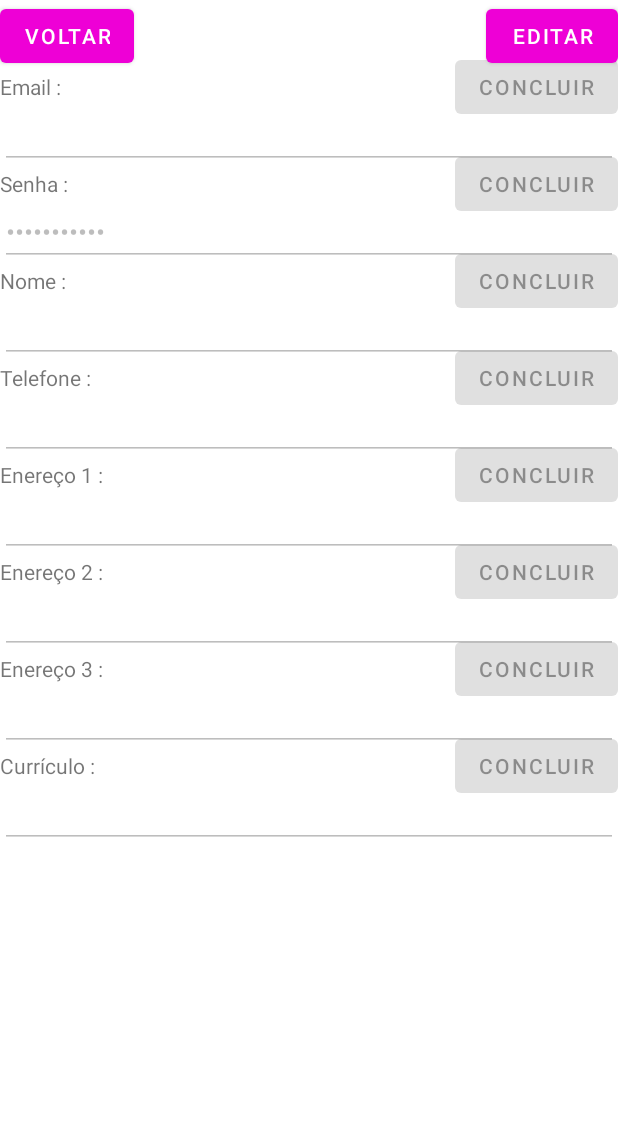
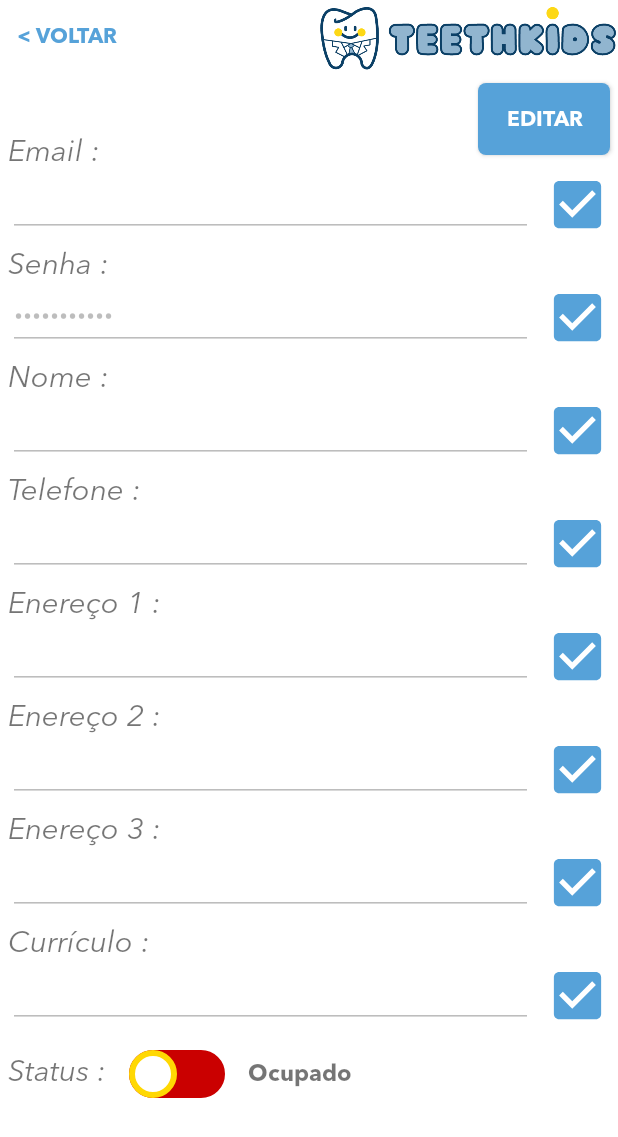
Before and after one commit to Jean2505/Projeto-Integrador-3, an Android app: the PerfilActivity screen opened directly, with no data from a screen before it, on a phone screen of 412 x 824 dp. Shown: the top 1137 px of the screen. Run offline under Robolectric (Android 15) with nearby library versions, the phone set to English and light mode, and no system bars; our stand-ins replace Firebase (no records; nobody signed in at launch, a user with empty details on screens opened directly).

Commit message:
Finalizando Layout das telas

```diff
--- a/app/src/main/java/br/edu/puccampinas/pi3/LoadingActivity.kt
+++ b/app/src/main/java/br/edu/puccampinas/pi3/LoadingActivity.kt
@@ -3,10 +3,14 @@ package br.edu.puccampinas.pi3
 import android.content.Intent
 import androidx.appcompat.app.AppCompatActivity
 import android.os.Bundle
+import android.os.CountDownTimer
+import android.os.Handler
+import android.os.Looper
 import android.widget.Toast
 import com.google.firebase.auth.FirebaseAuth
 import com.google.firebase.auth.ktx.auth
 import com.google.firebase.ktx.Firebase
+import java.util.*
 
 class LoadingActivity : AppCompatActivity() {
 
@@ -19,6 +23,7 @@ class LoadingActivity : AppCompatActivity() {
         auth = Firebase.auth
 
     }
+
 
     public override fun onStart() {
         super.onStart()
@@ -45,4 +50,5 @@ class LoadingActivity : AppCompatActivity() {
             this.startActivity(intentLogin)
         }
     }
+
 }
--- a/app/src/main/java/br/edu/puccampinas/pi3/PerfilActivity.kt
+++ b/app/src/main/java/br/edu/puccampinas/pi3/PerfilActivity.kt
@@ -3,6 +3,7 @@ package br.edu.puccampinas.pi3
 import android.content.Intent
 import androidx.appcompat.app.AppCompatActivity
 import android.os.Bundle
+import android.view.MotionEvent
 import android.widget.Toast
 import br.edu.puccampinas.pi3.databinding.ActivityPerfilBinding
 import com.google.firebase.auth.ktx.auth
@@ -22,6 +23,14 @@ class PerfilActivity : AppCompatActivity() {
         binding = ActivityPerfilBinding.inflate(layoutInflater)
         setContentView(binding.root)
 
+        binding.scSwitch.setOnCheckedChangeListener{ buttonView, isChecked ->
+            if(isChecked)
+            {
+                binding.tvStatus.text = "Disponível"
+            }else{
+                binding.tvStatus.text = "Ocupado"
+            }
+        }
         //val user = Firebase.auth.currentUser
 
         binding.btnEdit.setOnClickListener{
@@ -187,5 +196,4 @@ class PerfilActivity : AppCompatActivity() {
     }
 
 
-
 }
--- /dev/null
+++ b/app/src/main/res/drawable/check.xml
@@ -0,0 +1,5 @@
+<vector android:height="24dp" android:tint="#56A2D9"
+    android:viewportHeight="24" android:viewportWidth="24"
+    android:width="24dp" xmlns:android="http://schemas.android.com/apk/res/android">
+    <path android:fillColor="@android:color/white" android:pathData="M19,3L5,3c-1.11,0 -2,0.9 -2,2v14c0,1.1 0.89,2 2,2h14c1.11,0 2,-0.9 2,-2L21,5c0,-1.1 -0.89,-2 -2,-2zM10,17l-5,-5 1.41,-1.41L10,14.17l7.59,-7.59L19,8l-9,9z"/>
+</vector>
--- /dev/null
+++ b/app/src/main/res/drawable/thumb.xml
@@ -0,0 +1,20 @@
+<?xml version="1.0" encoding="utf-8"?>
+<selector xmlns:android="http://schemas.android.com/apk/res/android">
+
+        <item android:state_checked="true">
+            <shape android:shape="rectangle">
+                <solid android:color="@color/white"/>
+                <size android:height="32dp" android:width="32dp"/>
+                <corners android:radius="100dp"/>
+                <stroke android:width="4dp" android:color="@color/amarelo"/>
+            </shape>
+        </item>
+        <item android:state_checked="false">
+            <shape android:shape="rectangle">
+                <solid android:color="@color/white"/>
+                <size android:height="32dp" android:width="32dp"/>
+                <corners android:radius="100dp"/>
+                <stroke android:width="4dp" android:color="@color/amarelo"/>
+            </shape>
+        </item>
+</selector>
--- /dev/null
+++ b/app/src/main/res/drawable/track.xml
@@ -0,0 +1,19 @@
+<?xml version="1.0" encoding="utf-8"?>
+<selector xmlns:android="http://schemas.android.com/apk/res/android">
+    <item android:state_checked="true">
+        <shape android:shape="rectangle">
+            <solid android:color="@color/azulclaro"/>
+            <size android:height="10dp"/>
+            <corners android:radius="30dp"/>
+            <stroke android:width="10dp" android:color="@color/azulclaro"/>
+        </shape>
+    </item>
+    <item android:state_checked="false">
+        <shape android:shape="rectangle">
+            <solid android:color="#CA0000"/>
+            <size android:height="10dp"/>
+            <corners android:radius="30dp"/>
+            <stroke android:width="10dp" android:color="#CA0000"/>
+        </shape>
+    </item>
+</selector>
--- a/app/src/main/res/layout/activity_loading.xml
+++ b/app/src/main/res/layout/activity_loading.xml
@@ -6,4 +6,11 @@
     android:layout_height="match_parent"
     tools:context=".LoadingActivity">
 
+    <ImageView
+        android:layout_width="wrap_content"
+        android:layout_height="match_parent"
+        android:src="@drawable/icon"
+        app:layout_constraintTop_toTopOf="parent"
+        app:layout_constraintStart_toStartOf="parent"/>
+
 </androidx.constraintlayout.widget.ConstraintLayout>
--- a/app/src/main/res/layout/activity_perfil.xml
+++ b/app/src/main/res/layout/activity_perfil.xml
@@ -6,45 +6,68 @@
     android:layout_height="match_parent"
     tools:context=".PerfilActivity">
 
-    <Button
+    <androidx.appcompat.widget.AppCompatButton
         android:id="@+id/btnVoltar"
         android:layout_width="wrap_content"
         android:layout_height="wrap_content"
-        android:text="voltar"
+        android:background="#00018786"
+        app:layout_constraintTop_toTopOf="parent"
         app:layout_constraintStart_toStartOf="parent"
-        app:layout_constraintTop_toTopOf="parent"/>
+        android:text="\u003C voltar"
+        android:fontFamily="@font/avenirbold"
+        android:textColor="@color/azulclaro"/>
 
     <TextView
         android:id="@+id/tvEmail"
         android:layout_width="wrap_content"
         android:layout_height="wrap_content"
+        android:fontFamily="@font/avenir"
+        android:textSize="20sp"
         android:text="Email :"
+        android:layout_marginLeft="5dp"
+        android:layout_marginTop="40dp"
         app:layout_constraintTop_toBottomOf="@id/btnVoltar"
         app:layout_constraintStart_toStartOf="parent"/>
 
     <EditText
         android:id="@+id/etEmail"
-        android:layout_width="match_parent"
+        android:layout_width="350dp"
         android:layout_height="wrap_content"
+        android:layout_marginLeft="5dp"
+        app:layout_constraintStart_toStartOf="parent"
         app:layout_constraintTop_toBottomOf="@id/tvEmail"
         android:enabled="false"
         android:text=""/>
 
-    <Button
+    <ImageView
+        android:id="@+id/imgTeeth"
+        android:layout_width="200dp"
+        android:layout_height="50dp"
+        android:src="@drawable/logo2"
+        app:layout_constraintEnd_toEndOf="parent"
+        app:layout_constraintBottom_toTopOf="@id/btnEdit"
+        />
+
+    <androidx.appcompat.widget.AppCompatButton
         android:id="@+id/btnEdit"
         android:layout_width="wrap_content"
         android:layout_height="wrap_content"
         android:text="editar"
+        android:fontFamily="@font/avenirbold"
+        android:textColor="@color/white"
+        android:layout_margin="5dp"
+        android:background="@drawable/custom_button"
         app:layout_constraintEnd_toEndOf="parent"
-        app:layout_constraintTop_toTopOf="parent"/>
+        app:layout_constraintTop_toBottomOf="@id/imgTeeth"/>
 
-    <Button
+    <androidx.appcompat.widget.AppCompatButton
         android:id="@+id/btnConcEmail"
-        android:layout_width="wrap_content"
-        android:layout_height="wrap_content"
-        android:text="Concluir"
+        android:layout_width="42dp"
+        android:layout_height="42dp"
+        android:background="@drawable/check"
+        android:layout_margin="6dp"
         app:layout_constraintEnd_toEndOf="parent"
-        app:layout_constraintBaseline_toBaselineOf="@id/tvEmail"
+        app:layout_constraintBaseline_toBaselineOf="@id/etEmail"
         android:enabled="false"/>
 
     <TextView
@@ -52,25 +75,31 @@
         android:layout_width="wrap_content"
         android:layout_height="wrap_content"
         android:text="Senha :"
+        android:layout_margin="5dp"
+        android:fontFamily="@font/avenir"
+        android:textSize="20sp"
         app:layout_constraintTop_toBottomOf="@id/etEmail"
         app:layout_constraintStart_toStartOf="parent" />
 
     <EditText
         android:id="@+id/etSenha"
-        android:layout_width="match_parent"
+        android:layout_width="350dp"
         android:layout_height="wrap_content"
+        android:layout_marginLeft="5dp"
+        app:layout_constraintStart_toStartOf="parent"
         app:layout_constraintTop_toBottomOf="@id/tvSenha"
         android:enabled="false"
         android:text="placeholder"
         android:inputType="textPassword"/>
 
-    <Button
+    <androidx.appcompat.widget.AppCompatButton
         android:id="@+id/btnConcSenha"
-        android:layout_width="wrap_content"
-        android:layout_height="wrap_content"
-        android:text="Concluir"
+        android:layout_width="42dp"
+        android:layout_height="42dp"
+        android:background="@drawable/check"
+        android:layout_margin="6dp"
         app:layout_constraintEnd_toEndOf="parent"
-        app:layout_constraintBaseline_toBaselineOf="@id/tvSenha"
+        app:layout_constraintBaseline_toBaselineOf="@id/etSenha"
         android:enabled="false"/>
 
     <TextView
@@ -78,23 +107,30 @@
         android:layout_width="wrap_content"
         android:layout_height="wrap_content"
         android:text="Nome :"
+
+        android:layout_margin="5dp"
+        android:fontFamily="@font/avenir"
+        android:textSize="20sp"
         app:layout_constraintTop_toBottomOf="@id/etSenha"
         app:layout_constraintStart_toStartOf="parent"/>
 
     <EditText
         android:id="@+id/etNome"
-        android:layout_width="match_parent"
+        android:layout_width="350dp"
         android:layout_height="wrap_content"
+        android:layout_marginLeft="5dp"
+        app:layout_constraintStart_toStartOf="parent"
         app:layout_constraintTop_toBottomOf="@id/tvNome"
         android:enabled="false"
         android:text=""/>
-    <Button
+    <androidx.appcompat.widget.AppCompatButton
         android:id="@+id/btnConcNome"
-        android:layout_width="wrap_content"
-        android:layout_height="wrap_content"
-        android:text="Concluir"
+        android:layout_width="42dp"
+        android:layout_height="42dp"
+        android:background="@drawable/check"
+        android:layout_margin="6dp"
         app:layout_constraintEnd_toEndOf="parent"
-        app:layout_constraintBaseline_toBaselineOf="@id/tvNome"
+        app:layout_constraintBaseline_toBaselineOf="@id/etNome"
         android:enabled="false"/>
 
     <TextView
@@ -102,24 +138,30 @@
         android:layout_width="wrap_content"
         android:layout_height="wrap_content"
         android:text="Telefone :"
+        android:fontFamily="@font/avenir"
+        android:layout_margin="5dp"
+        android:textSize="20sp"
         app:layout_constraintTop_toBottomOf="@id/etNome"
         app:layout_constraintStart_toStartOf="parent"/>
 
     <EditText
         android:id="@+id/etTelef"
-        android:layout_width="match_parent"
+        android:layout_width="350dp"
         android:layout_height="wrap_content"
+        android:layout_marginLeft="5dp"
+        app:layout_constraintStart_toStartOf="parent"
         app:layout_constraintTop_toBottomOf="@id/tvTelef"
         android:enabled="false"
         android:text=""/>
 
-    <Button
+    <androidx.appcompat.widget.AppCompatButton
         android:id="@+id/btnConcTelef"
-        android:layout_width="wrap_content"
-        android:layout_height="wrap_content"
-        android:text="Concluir"
+        android:layout_width="42dp"
+        android:layout_height="42dp"
+        android:background="@drawable/check"
+        android:layout_margin="6dp"
         app:layout_constraintEnd_toEndOf="parent"
-        app:layout_constraintBaseline_toBaselineOf="@id/tvTelef"
+        app:layout_constraintBaseline_toBaselineOf="@id/etTelef"
         android:enabled="false"/>
 
     <TextView
@@ -127,24 +169,31 @@
         android:layout_width="wrap_content"
         android:layout_height="wrap_content"
         android:text="Enereço 1 :"
+        android:fontFamily="@font/avenir"
+
+        android:layout_margin="5dp"
+        android:textSize="20sp"
         app:layout_constraintTop_toBottomOf="@id/etTelef"
         app:layout_constraintStart_toStartOf="parent"/>
 
     <EditText
         android:id="@+id/etEnd1"
-        android:layout_width="match_parent"
+        android:layout_width="350dp"
         android:layout_height="wrap_content"
+        android:layout_marginLeft="5dp"
+        app:layout_constraintStart_toStartOf="parent"
         app:layout_constraintTop_toBottomOf="@id/tvEnd1"
         android:enabled="false"
         android:text=""/>
 
-    <Button
+    <androidx.appcompat.widget.AppCompatButton
         android:id="@+id/btnConcEnd1"
-        android:layout_width="wrap_content"
-        android:layout_height="wrap_content"
-        android:text="Concluir"
+        android:layout_width="42dp"
+        android:layout_height="42dp"
+        android:background="@drawable/check"
+        android:layout_margin="6dp"
         app:layout_constraintEnd_toEndOf="parent"
-        app:layout_constraintBaseline_toBaselineOf="@id/tvEnd1"
+        app:layout_constraintBaseline_toBaselineOf="@id/etEnd1"
         android:enabled="false"/>
 
     <TextView
@@ -152,24 +201,32 @@
         android:layout_width="wrap_content"
         android:layout_height="wrap_content"
         android:text="Enereço 2 :"
+        android:fontFamily="@font/avenir"
+
+        android:layout_margin="5dp"
+        android:textSize="20sp"
         app:layout_constraintTop_toBottomOf="@id/etEnd1"
         app:layout_constraintStart_toStartOf="parent"/>
 
     <EditText
         android:id="@+id/etEnd2"
-        android:layout_width="match_parent"
+        android:layout_width="350dp"
         android:layout_height="wrap_content"
+        android:layout_marginLeft="5dp"
+        app:layout_constraintStart_toStartOf="parent"
         app:layout_constraintTop_toBottomOf="@id/tvEnd2"
         android:enabled="false"
         android:text=""/>
 
-    <Button
+    <androidx.appcompat.widget.AppCompatButton
         android:id="@+id/btnConcEnd2"
-        android:layout_width="wrap_content"
-        android:layout_height="wrap_content"
-        android:text="Concluir"
+        android:layout_width="42dp"
+        android:layout_height="42dp"
+        android:background="@drawable/check"
+
+        android:layout_margin="6dp"
         app:layout_constraintEnd_toEndOf="parent"
-        app:layout_constraintBaseline_toBaselineOf="@id/tvEnd2"
+        app:layout_constraintBaseline_toBaselineOf="@id/etEnd2"
         android:enabled="false"/>
 
     <TextView
@@ -177,24 +234,31 @@
         android:layout_width="wrap_content"
         android:layout_height="wrap_content"
         android:text="Enereço 3 :"
+        android:fontFamily="@font/avenir"
+
+        android:layout_margin="5dp"
+        android:textSize="20sp"
         app:layout_constraintTop_toBottomOf="@id/etEnd2"
         app:layout_constraintStart_toStartOf="parent"/>
 
     <EditText
         android:id="@+id/etEnd3"
-        android:layout_width="match_parent"
+        android:layout_width="350dp"
         android:layout_height="wrap_content"
+        android:layout_marginLeft="5dp"
+        app:layout_constraintStart_toStartOf="parent"
         app:layout_constraintTop_toBottomOf="@id/tvEnd3"
         android:enabled="false"
         android:text=""/>
 
-    <Button
+    <androidx.appcompat.widget.AppCompatButton
         android:id="@+id/btnConcEnd3"
-        android:layout_width="wrap_content"
-        android:layout_height="wrap_content"
-        android:text="Concluir"
+        android:layout_width="42dp"
+        android:layout_height="42dp"
+        android:layout_margin="6dp"
+        android:background="@drawable/check"
         app:layout_constraintEnd_toEndOf="parent"
-        app:layout_constraintBaseline_toBaselineOf="@id/tvEnd3"
+        app:layout_constraintBaseline_toBaselineOf="@id/etEnd3"
         android:enabled="false"/>
 
     <TextView
@@ -202,24 +266,65 @@
         android:layout_width="wrap_content"
         android:layout_height="wrap_content"
         android:text="Currículo :"
+        android:fontFamily="@font/avenir"
+
+        android:layout_margin="5dp"
+        android:textSize="20sp"
         app:layout_constraintTop_toBottomOf="@id/etEnd3"
         app:layout_constraintStart_toStartOf="parent"/>
 
     <EditText
         android:id="@+id/etCv"
-        android:layout_width="match_parent"
+        android:layout_width="350dp"
         android:layout_height="wrap_content"
+        android:layout_marginLeft="5dp"
+        app:layout_constraintStart_toStartOf="parent"
         app:layout_constraintTop_toBottomOf="@id/tvCv"
         android:enabled="false"
         android:text=""/>
 
-    <Button
+    <androidx.appcompat.widget.AppCompatButton
         android:id="@+id/btnConcCv"
+        android:layout_width="42dp"
+        android:layout_height="42dp"
+        android:background="@drawable/check"
+        android:layout_margin="6dp"
+        app:layout_constraintEnd_toEndOf="parent"
+        app:layout_constraintBaseline_toBaselineOf="@id/etCv"
+        android:enabled="false"/>
+
+    <TextView
+        android:id="@+id/tglStatus"
         android:layout_width="wrap_content"
         android:layout_height="wrap_content"
-        android:text="Concluir"
-        app:layout_constraintEnd_toEndOf="parent"
-        app:layout_constraintBaseline_toBaselineOf="@id/tvCv"
-        android:enabled="false"/>
+        android:fontFamily="@font/avenir"
+        android:textSize="20sp"
+        android:text="Status : "
+        android:layout_marginLeft="5dp"
+        android:layout_marginTop="16dp"
+        app:layout_constraintStart_toStartOf="parent"
+        app:layout_constraintTop_toBottomOf="@id/etCv"/>
+
+    <androidx.appcompat.widget.SwitchCompat
+        android:id="@+id/scSwitch"
+        android:layout_width="wrap_content"
+        android:layout_height="wrap_content"
+        app:layout_constraintBaseline_toBaselineOf="@id/tglStatus"
+        app:layout_constraintStart_toEndOf="@id/tglStatus"
+        android:layout_marginLeft="10dp"
+        android:fontFamily="@font/avenirbold"
+        android:thumb="@drawable/thumb"
+        app:track="@drawable/track"/>
+
+    <TextView
+        android:id="@+id/tvStatus"
+        android:layout_width="wrap_content"
+        android:layout_height="wrap_content"
+        android:text="Ocupado"
+        android:fontFamily="@font/avenirbold"
+        android:layout_marginLeft="15dp"
+        android:textSize="15sp"
+        app:layout_constraintStart_toEndOf="@id/scSwitch"
+        app:layout_constraintBaseline_toBaselineOf="@id/scSwitch"/>
 
 </androidx.constraintlayout.widget.ConstraintLayout>
```
